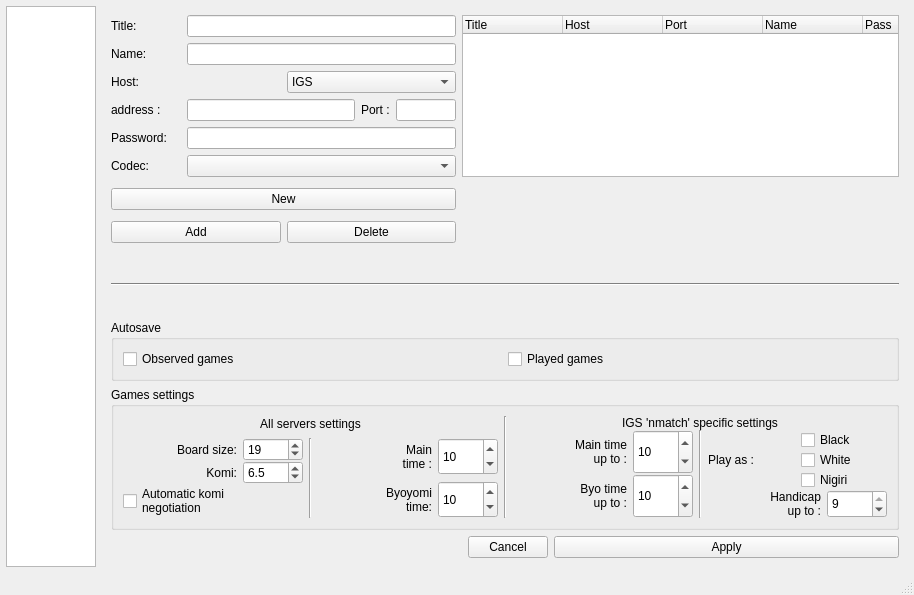
Qt form src/mainwindow.ui (iamsyt/qgo) before a commit.
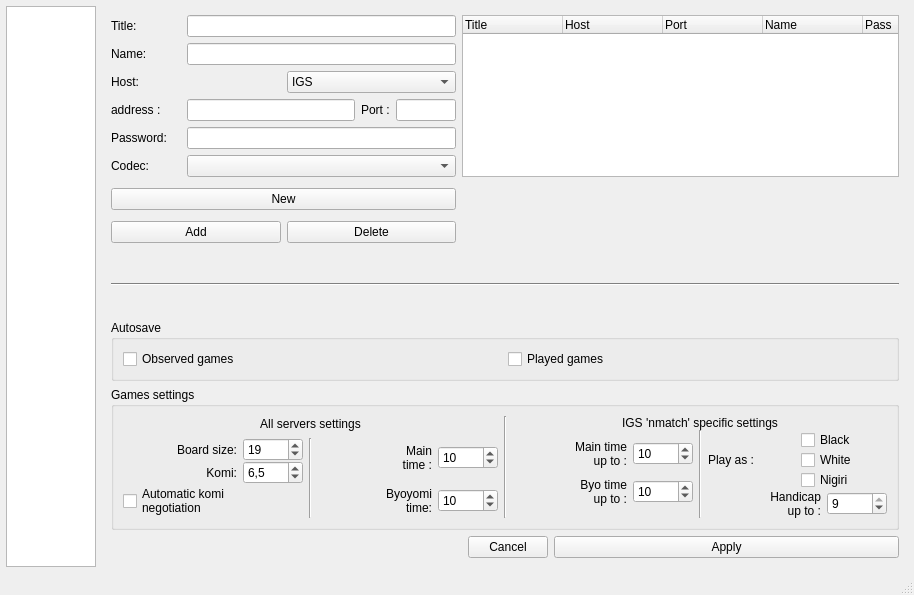
The same form after that commit. The open tabs and pages were chosen to show the change. Icons and pictures are not drawn.

Diff of the .ui file:
```diff
--- a/src/mainwindow.ui
+++ b/src/mainwindow.ui
@@ -3107,13 +3107,13 @@
                     <string>Komi: added to white's result</string>
                    </property>
                    <property name="suffix" >
-                    <string>.5</string>
+                    <string>,5</string>
                    </property>
                    <property name="maximum" >
-                    <number>200</number>
+                    <number>9</number>
                    </property>
                    <property name="minimum" >
-                    <number>-200</number>
+                    <number>1</number>
                    </property>
                    <property name="value" >
                     <number>6</number>
@@ -3177,7 +3177,7 @@
                  <property name="maximumSize" >
                   <size>
                    <width>60</width>
-                   <height>32767</height>
+                   <height>23</height>
                   </size>
                  </property>
                  <property name="toolTip" >
@@ -3228,7 +3228,7 @@
                  <property name="maximumSize" >
                   <size>
                    <width>60</width>
-                   <height>32767</height>
+                   <height>23</height>
                   </size>
                  </property>
                  <property name="toolTip" >
@@ -3349,7 +3349,7 @@
                      <property name="maximumSize" >
                       <size>
                        <width>60</width>
-                       <height>32767</height>
+                       <height>23</height>
                       </size>
                      </property>
                      <property name="toolTip" >
@@ -3398,7 +3398,7 @@
                      <property name="maximumSize" >
                       <size>
                        <width>60</width>
-                       <height>32767</height>
+                       <height>23</height>
                       </size>
                      </property>
                      <property name="toolTip" >
@@ -3512,17 +3512,20 @@
                      <property name="maximumSize" >
                       <size>
                        <width>60</width>
-                       <height>32767</height>
+                       <height>23</height>
                       </size>
                      </property>
                      <property name="toolTip" >
                       <string>board size</string>
                      </property>
+                     <property name="specialValueText" >
+                      <string>0</string>
+                     </property>
                      <property name="maximum" >
                       <number>9</number>
                      </property>
                      <property name="minimum" >
-                      <number>0</number>
+                      <number>1</number>
                      </property>
                      <property name="value" >
                       <number>9</number>
```
Left out of the diff: 34 changed lines with no effect on the pictures.
